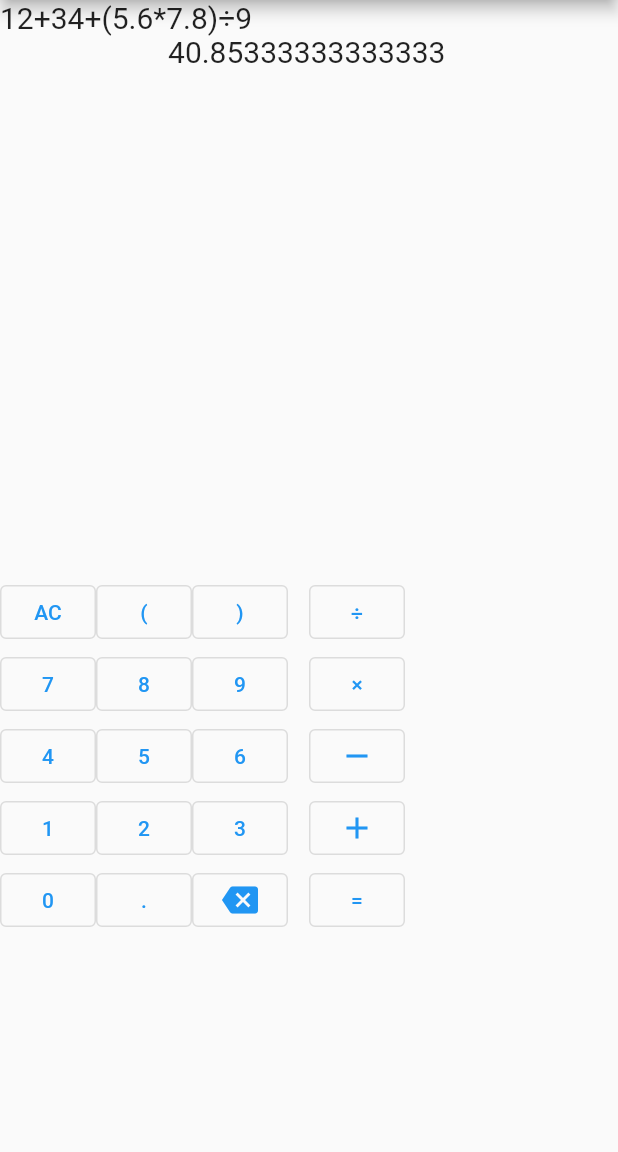
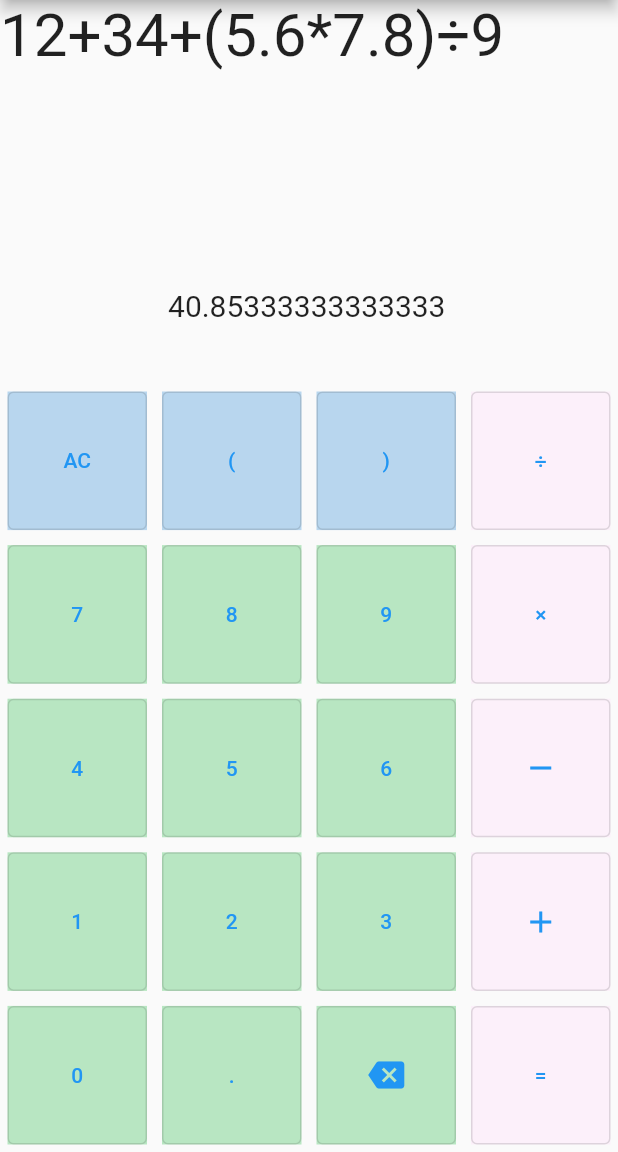
Before and after one commit to enzoescipy/ENIT_practice_flutter_1_calculator, a Flutter app: the screen it shows after launch, on a phone screen of 412 x 824 dp, the part 84-1236 px from its top. Run offline on Flutter 3.47's test engine with Material 2 defaults, Android fonts, the phone set to English and light mode, and no system bars; missing offline and left inert: dart:ffi.

Commit message:
week1 practice submitted.

```diff
--- a/calculator/lib/view/mainPage.dart
+++ b/calculator/lib/view/mainPage.dart
@@ -3,11 +3,18 @@ import 'package:calculator/controller/calc_manager.dart';
 import 'package:calculator/library/math_expression.dart';
 import 'dart:developer';
 
-Widget FlexibleOutlinedButton({required void Function()? onPressed, required Widget child}) {
-  return Flexible(
+Widget ExpandedOutlinedButton(
+    {required void Function()? onPressed,
+    required Widget child,
+    required Color color}) {
+  return Expanded(
+      child: Container(
+    color: color,
+    margin: EdgeInsets.all(5),
     child: OutlinedButton(
       child: child,
       onPressed: onPressed,
+    ),
   ));
 }
 
@@ -34,6 +41,11 @@ class _MyHomePageState extends State<MyHomePage> {
   ScrollController resultScrollController = ScrollController();
 
   TextEditingController expressionTextController = TextEditingController();
+
+  // color collection
+  Color ACBracketColor = Color.fromARGB(106, 92, 163, 221);
+  Color numpadDeleteColor = Color.fromARGB(120, 110, 207, 131);
+  Color OperatorEqualColor = Color.fromARGB(108, 255, 226, 250);
 
   @override
   void initState() {
@@ -92,14 +104,15 @@ class _MyHomePageState extends State<MyHomePage> {
         body: Column(
           children: [
             Flexible(
+              flex: 1,
               child: partLCD(
                   calcManager.getExpression(),
                   calcManager.getResult(),
                   expressionScrollController,
                   resultScrollController,
                   expressionTextController),
-                flex: 1),
-            Flexible(child: partButton()),
+            ),
+            Flexible(flex: 2, child: Container(child: partButton())),
           ],
         )
         // body: Column(
@@ -117,8 +130,8 @@ class _MyHomePageState extends State<MyHomePage> {
     return Column(
       children: [
         // the expression part
-        Flexible(
-          flex: 1,
+        Expanded(
+          flex: 3,
           child: Scrollbar(
             controller: expressionScrollController,
             child: TextField(
@@ -127,14 +140,14 @@ class _MyHomePageState extends State<MyHomePage> {
               maxLines: null,
               readOnly: true,
               showCursor: true,
-              style: TextStyle(fontSize: 20),
+              style: TextStyle(fontSize: 40),
               decoration: InputDecoration.collapsed(hintText: ""),
             ),
           ),
         ),
         // the result part
-        Flexible(
-            flex: 3,
+        Expanded(
+            flex: 1,
             child: Scrollbar(
               scrollbarOrientation: ScrollbarOrientation.bottom,
               controller: resultScrollController,
@@ -145,6 +158,7 @@ class _MyHomePageState extends State<MyHomePage> {
                   // color: Colors.red,
                   child: SelectableText(
                     resultString,
+                    textAlign: TextAlign.right,
                     style: const TextStyle(fontSize: 20),
                     showCursor: true,
                   ),
@@ -157,134 +171,161 @@ class _MyHomePageState extends State<MyHomePage> {
 
   Widget partButton() {
     var ACBracketRow = Row(
+      crossAxisAlignment: CrossAxisAlignment.stretch,
       children: [
-        FlexibleOutlinedButton(
+        ExpandedOutlinedButton(
             onPressed: () => {
                   setState(() => {calcManager.initializeExpression()})
                 },
+            color: ACBracketColor,
             child: Text("AC")),
-        FlexibleOutlinedButton(
+        ExpandedOutlinedButton(
             onPressed: () => {
                   setState(() => {calcManager.addExpLeftBracket()})
                 },
+            color: ACBracketColor,
             child: Text("(")),
-        FlexibleOutlinedButton(
+        ExpandedOutlinedButton(
             onPressed: () => {
                   setState(() => {calcManager.addExpRightBracket()})
                 },
+            color: ACBracketColor,
             child: Text(")")),
       ],
     );
 
     var OperatorEqual = Column(
+      crossAxisAlignment: CrossAxisAlignment.stretch,
       children: [
-        FlexibleOutlinedButton(
+        ExpandedOutlinedButton(
             onPressed: () => {
                   setState(() => {calcManager.addExpDiv()})
                 },
+            color: OperatorEqualColor,
             child: Text("÷")),
-        FlexibleOutlinedButton(
+        ExpandedOutlinedButton(
             onPressed: () => {
                   setState(() => {calcManager.addExpMul()})
                 },
+            color: OperatorEqualColor,
             child: Text("×")),
-        FlexibleOutlinedButton(
+        ExpandedOutlinedButton(
             onPressed: () => {
                   setState(() => {calcManager.addExpMinus()})
                 },
+            color: OperatorEqualColor,
             child: Icon(Icons.remove)),
-        FlexibleOutlinedButton(
+        ExpandedOutlinedButton(
             onPressed: () => {
                   setState(() => {calcManager.addExpPlus()})
                 },
+            color: OperatorEqualColor,
             child: Icon(Icons.add)),
-        FlexibleOutlinedButton(
+        ExpandedOutlinedButton(
             onPressed: () => {
                   setState(() => {calcManager.expressionEquals()})
                 },
+            color: OperatorEqualColor,
             child: Text("=")),
       ],
     );
 
     var numpadDelete = Column(
+      crossAxisAlignment: CrossAxisAlignment.stretch,
       children: [
         Flexible(
             child: Row(
+          crossAxisAlignment: CrossAxisAlignment.stretch,
           children: [
-            FlexibleOutlinedButton(
+            ExpandedOutlinedButton(
                 onPressed: () => {
                       setState(() => {calcManager.addExp7()})
                     },
+                color: numpadDeleteColor,
                 child: Text("7")),
-            FlexibleOutlinedButton(
+            ExpandedOutlinedButton(
                 onPressed: () => {
                       setState(() => {calcManager.addExp8()})
                     },
+                color: numpadDeleteColor,
                 child: Text("8")),
-            FlexibleOutlinedButton(
+            ExpandedOutlinedButton(
                 onPressed: () => {
                       setState(() => {calcManager.addExp9()})
                     },
+                color: numpadDeleteColor,
                 child: Text("9")),
           ],
         )),
         Flexible(
             child: Row(
+          crossAxisAlignment: CrossAxisAlignment.stretch,
           children: [
-            FlexibleOutlinedButton(
+            ExpandedOutlinedButton(
                 onPressed: () => {
                       setState(() => {calcManager.addExp4()})
                     },
+                color: numpadDeleteColor,
                 child: Text("4")),
-            FlexibleOutlinedButton(
+            ExpandedOutlinedButton(
                 onPressed: () => {
                       setState(() => {calcManager.addExp5()})
                     },
+                color: numpadDeleteColor,
                 child: Text("5")),
-            FlexibleOutlinedButton(
+            ExpandedOutlinedButton(
                 onPressed: () => {
                       setState(() => {calcManager.addExp6()})
                     },
+                color: numpadDeleteColor,
                 child: Text("6")),
           ],
         )),
         Flexible(
             child: Row(
+          crossAxisAlignment: CrossAxisAlignment.stretch,
           children: [
-            FlexibleOutlinedButton(
+            ExpandedOutlinedButton(
                 onPressed: () => {
                       setState(() => {calcManager.addExp1()})
                     },
+                color: numpadDeleteColor,
                 child: Text("1")),
-            FlexibleOutlinedButton(
+            ExpandedOutlinedButton(
                 onPressed: () => {
                       setState(() => {calcManager.addExp2()})
                     },
+                color: numpadDeleteColor,
                 child: Text("2")),
-            FlexibleOutlinedButton(
+            ExpandedOutlinedButton(
                 onPressed: () => {
                       setState(() => {calcManager.addExp3()})
                     },
+                color: numpadDeleteColor,
                 child: Text("3")),
           ],
         )),
         Flexible(
             child: Row(
+          crossAxisAlignment: CrossAxisAlignment.stretch,
           children: [
-            FlexibleOutlinedButton(
+            ExpandedOutlinedButton(
                 onPressed: () => {
                       setState(() => {calcManager.addExp0()})
                     },
+                color: numpadDeleteColor,
                 child: Text("0")),
-            FlexibleOutlinedButton(
+            ExpandedOutlinedButton(
                 onPressed: () => {
                       setState(() => {calcManager.addExpDot()})
                     },
+                color: numpadDeleteColor,
                 child: Text(".")),
-            FlexibleOutlinedButton(
+            ExpandedOutlinedButton(
                 onPressed: () => {
                       setState(() => {calcManager.deleteCharExpression()})
                     },
+                color: numpadDeleteColor,
                 child: Icon(Icons.backspace)),
           ],
         ))
@@ -292,17 +333,20 @@ class _MyHomePageState extends State<MyHomePage> {
     );
 
     return Row(
+      crossAxisAlignment: CrossAxisAlignment.stretch,
       children: [
         Flexible(
+            flex: 3,
             child: Column(
               children: [
-            Flexible(child: ACBracketRow),
+                Flexible(flex: 1, child: Container(child: ACBracketRow)),
                 Flexible(
-              child: numpadDelete,
+                  flex: 4,
+                  child: Container(child: numpadDelete),
                 )
               ],
             )),
-        Flexible(child: OperatorEqual)
+        Flexible(flex: 1, child: Container(child: OperatorEqual))
       ],
     );
   }
```
Lines whose indentation alone changed are shown as unchanged.
